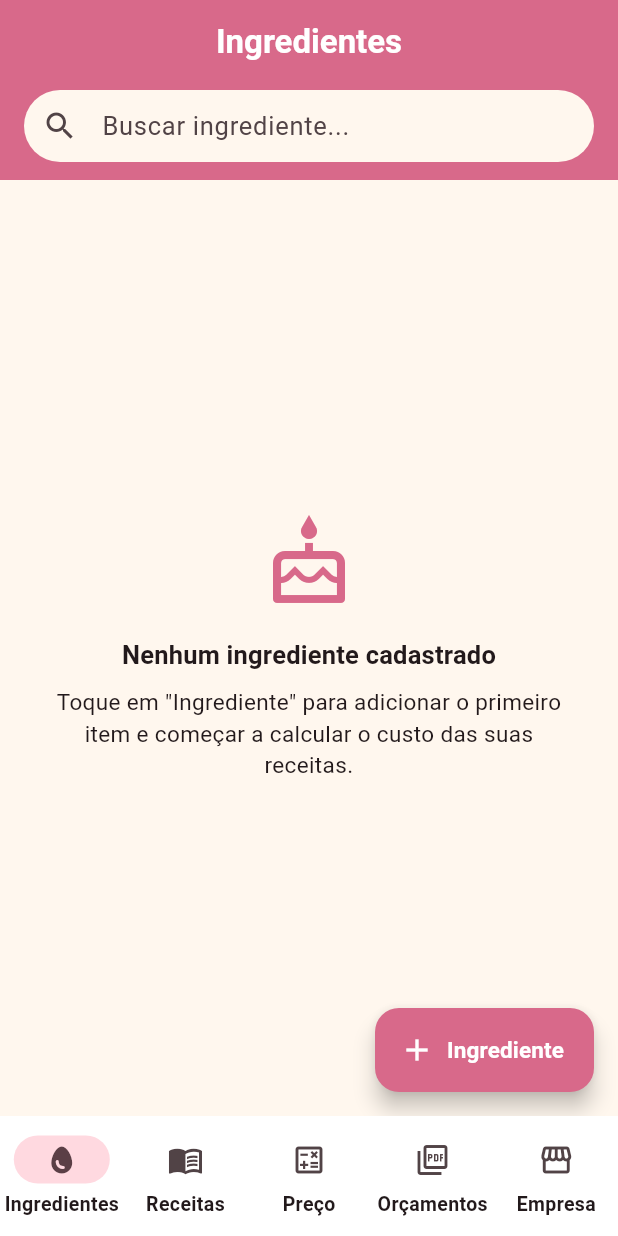
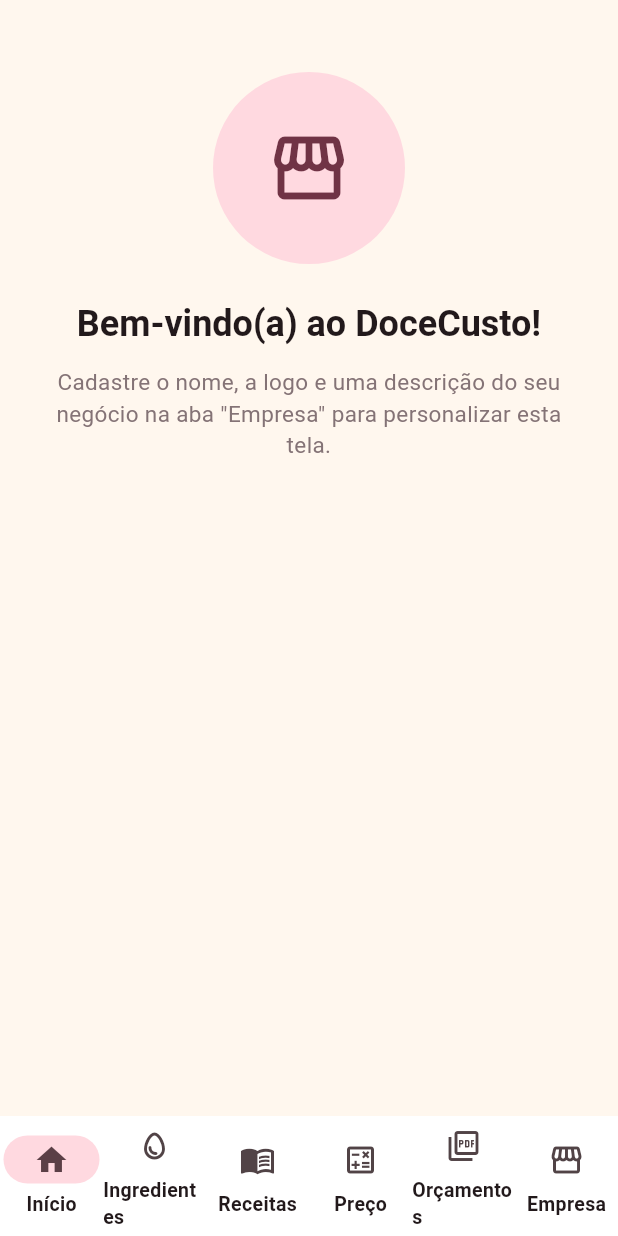
Before and after one commit to ediphosilva-boop/l2e-sistema, a Flutter app: the screen it shows after launch, on a phone screen of 412 x 824 dp. Run offline on Flutter 3.47's test engine with Material 3 defaults, Android fonts, the phone set to English and light mode, and no system bars; our stand-ins replace drift, flutter_riverpod, image_picker, pdf, printing; accounts and stored records are empty; generated files the repository leaves out were written again.

Commit message:
feat: adiciona tela inicial de boas-vindas e fecha teclado ao tocar fora de campos
- Nova aba "Início" (primeira aba) mostra a logo e a descrição do
  negócio cadastradas na aba Empresa, com mensagem de boas-vindas
  quando ainda não configurado
- Novo campo "descrição do negócio" no perfil da empresa
- Tocar fora de um campo de texto em qualquer tela agora fecha o
  teclado, evitando que ele tape botões como o de salvar/avançar

```diff
--- a/docecusto/lib/app.dart
+++ b/docecusto/lib/app.dart
@@ -12,6 +12,11 @@ class DoceCustoApp extends StatelessWidget {
       title: 'DoceCusto',
       debugShowCheckedModeBanner: false,
       theme: AppTheme.claro(),
+      builder: (context, child) => GestureDetector(
+        onTap: () => FocusManager.instance.primaryFocus?.unfocus(),
+        behavior: HitTestBehavior.opaque,
+        child: child,
+      ),
       home: const HomeShell(),
     );
   }
--- a/docecusto/lib/data/local/tables.dart
+++ b/docecusto/lib/data/local/tables.dart
@@ -70,6 +70,7 @@ class ConfiguracoesGerais extends Table {
   TextColumn get telefoneNegocio => text().nullable()();
   TextColumn get enderecoNegocio => text().nullable()();
   TextColumn get redesSociaisNegocio => text().nullable()();
+  TextColumn get descricaoNegocio => text().nullable()();
   // Guarda só o nome do arquivo (não o caminho absoluto): no iOS o
   // diretório do app pode mudar de UUID entre atualizações, então o
   // caminho completo é sempre remontado na hora de ler/exibir o logo.
--- /dev/null
+++ b/docecusto/lib/features/inicio/application/inicio_providers.dart
@@ -0,0 +1,11 @@
+import 'package:flutter_riverpod/flutter_riverpod.dart';
+
+import '../../../data/local/daos/configuracoes_gerais_dao.dart';
+import '../../precificacao/application/precificacao_providers.dart';
+
+/// Perfil do negócio, atualizado em tempo real conforme a usuária edita seus
+/// dados na aba Empresa — assim a tela inicial reflete a mudança na hora.
+final perfilEmpresaProvider = StreamProvider.autoDispose<PerfilEmpresa>((ref) {
+  final dao = ref.watch(configuracoesGeraisDaoProvider);
+  return dao.observarPerfilEmpresa();
+});
--- /dev/null
+++ b/docecusto/lib/features/inicio/presentation/inicio_screen.dart
@@ -0,0 +1,93 @@
+import 'dart:io';
+
+import 'package:flutter/material.dart';
+import 'package:flutter_riverpod/flutter_riverpod.dart';
+
+import '../../../core/utils/logo_negocio_storage.dart';
+import '../../../data/local/daos/configuracoes_gerais_dao.dart';
+import '../application/inicio_providers.dart';
+
+/// Tela inicial de boas-vindas, exibida ao abrir o app: mostra a logo e a
+/// descrição do negócio cadastradas na aba Empresa.
+class InicioScreen extends ConsumerWidget {
+  const InicioScreen({super.key});
+
+  @override
+  Widget build(BuildContext context, WidgetRef ref) {
+    final perfilAsync = ref.watch(perfilEmpresaProvider);
+
+    return Scaffold(
+      body: SafeArea(
+        child: perfilAsync.when(
+          data: (perfil) => _Conteudo(perfil: perfil),
+          loading: () => const Center(child: CircularProgressIndicator()),
+          error: (erro, _) =>
+              Center(child: Text('Não foi possível carregar: $erro')),
+        ),
+      ),
+    );
+  }
+}
+
+class _Conteudo extends StatelessWidget {
+  const _Conteudo({required this.perfil});
+
+  final PerfilEmpresa perfil;
+
+  @override
+  Widget build(BuildContext context) {
+    final colorScheme = Theme.of(context).colorScheme;
+    final nome = perfil.nome?.trim();
+    final descricao = perfil.descricao?.trim();
+
+    return ListView(
+      padding: const EdgeInsets.fromLTRB(24, 48, 24, 32),
+      children: [
+        Center(
+          child: FutureBuilder<File?>(
+            future: resolverLogoNegocio(perfil.logoNomeArquivo),
+            builder: (context, snapshot) {
+              final logo = snapshot.data;
+              return CircleAvatar(
+                radius: 64,
+                backgroundColor: colorScheme.primaryContainer,
+                backgroundImage: logo != null ? FileImage(logo) : null,
+                child: logo == null
+                    ? Icon(
+                        Icons.storefront_outlined,
+                        size: 56,
+                        color: colorScheme.onPrimaryContainer,
+                      )
+                    : null,
+              );
+            },
+          ),
+        ),
+        const SizedBox(height: 24),
+        Text(
+          (nome == null || nome.isEmpty) ? 'Bem-vindo(a) ao DoceCusto!' : nome,
+          textAlign: TextAlign.center,
+          style: Theme.of(
+            context,
+          ).textTheme.headlineSmall?.copyWith(fontWeight: FontWeight.bold),
+        ),
+        const SizedBox(height: 12),
+        if (descricao != null && descricao.isNotEmpty)
+          Text(
+            descricao,
+            textAlign: TextAlign.center,
+            style: Theme.of(context).textTheme.bodyLarge,
+          )
+        else
+          Text(
+            'Cadastre o nome, a logo e uma descrição do seu negócio na aba '
+            '"Empresa" para personalizar esta tela.',
+            textAlign: TextAlign.center,
+            style: Theme.of(
+              context,
+            ).textTheme.bodyMedium?.copyWith(color: colorScheme.outline),
+          ),
+      ],
+    );
+  }
+}
--- a/docecusto/lib/presentation/home_shell.dart
+++ b/docecusto/lib/presentation/home_shell.dart
@@ -1,12 +1,13 @@
 import 'package:flutter/material.dart';
 
 import '../features/empresa/presentation/empresa_screen.dart';
+import '../features/inicio/presentation/inicio_screen.dart';
 import '../features/ingredientes/presentation/ingredientes_screen.dart';
 import '../features/orcamentos/presentation/orcamentos_screen.dart';
 import '../features/precificacao/presentation/precificacao_screen.dart';
 import '../features/receitas/presentation/receitas_screen.dart';
 
-/// Casca de navegação principal do app, com as cinco áreas do DoceCusto.
+/// Casca de navegação principal do app, com as seis áreas do DoceCusto.
 class HomeShell extends StatefulWidget {
   const HomeShell({super.key});
 
@@ -18,6 +19,7 @@ class _HomeShellState extends State<HomeShell> {
   int _indiceSelecionado = 0;
 
   static const _telas = [
+    InicioScreen(),
     IngredientesScreen(),
     ReceitasScreen(),
     PrecificacaoScreen(),
@@ -34,6 +36,11 @@ class _HomeShellState extends State<HomeShell> {
         onDestinationSelected: (indice) =>
             setState(() => _indiceSelecionado = indice),
         destinations: const [
+          NavigationDestination(
+            icon: Icon(Icons.home_outlined),
+            selectedIcon: Icon(Icons.home),
+            label: 'Início',
+          ),
           NavigationDestination(
             icon: Icon(Icons.egg_outlined),
             selectedIcon: Icon(Icons.egg),
```
Also changed, not shown: docecusto/lib/data/local/daos/configuracoes_gerais_dao.dart (+21 -2 lines), docecusto/lib/data/local/database.dart (+7 -1 lines), docecusto/lib/features/empresa/presentation/empresa_screen.dart (+16 -0 lines), docecusto/lib/data/local/database.g.dart, 2 other files.
